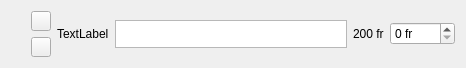
Before: the Qt Designer form tools/UTNaoTool/KeyframeItem.ui in LARG/robotics-2015, drawn with Qt 5.
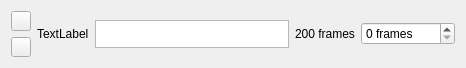
After: the same form once the commit is applied. Icons and pictures are not drawn.

Commit message: Fixed issues with reordering keyframes in sequences, fixed KeyframeWidget UI bugs.

What changed in the file:
```diff
--- a/tools/UTNaoTool/KeyframeItem.ui
+++ b/tools/UTNaoTool/KeyframeItem.ui
@@ -19,26 +19,8 @@
   <property name="windowTitle">
    <string>Form</string>
   </property>
-  <layout class="QHBoxLayout" name="horizontalLayout_3">
-   <item>
-    <spacer name="horizontalSpacer">
-     <property name="orientation">
-      <enum>Qt::Horizontal</enum>
-     </property>
-     <property name="sizeType">
-      <enum>QSizePolicy::Fixed</enum>
-     </property>
-     <property name="sizeHint" stdset="0">
-      <size>
-       <width>20</width>
-       <height>20</height>
-      </size>
-     </property>
-    </spacer>
-   </item>
-   <item>
-    <layout class="QVBoxLayout" name="verticalLayout">
-     <item>
+  <layout class="QGridLayout" name="gridLayout">
+   <item row="0" column="0">
       <widget class="QPushButton" name="btnUp">
        <property name="sizePolicy">
         <sizepolicy hsizetype="Fixed" vsizetype="Fixed">
@@ -67,38 +49,7 @@
        </property>
       </widget>
      </item>
-     <item>
-      <widget class="QPushButton" name="btnDown">
-       <property name="sizePolicy">
-        <sizepolicy hsizetype="Fixed" vsizetype="Fixed">
-         <horstretch>0</horstretch>
-         <verstretch>0</verstretch>
-        </sizepolicy>
-       </property>
-       <property name="minimumSize">
-        <size>
-         <width>20</width>
-         <height>20</height>
-        </size>
-       </property>
-       <property name="maximumSize">
-        <size>
-         <width>20</width>
-         <height>20</height>
-        </size>
-       </property>
-       <property name="text">
-        <string/>
-       </property>
-       <property name="icon">
-        <iconset resource="Resources.qrc">
-         <normaloff>:/images/down.png</normaloff>:/images/down.png</iconset>
-       </property>
-      </widget>
-     </item>
-    </layout>
-   </item>
-   <item>
+   <item row="0" column="1" rowspan="2">
     <layout class="QHBoxLayout" name="horizontalLayout">
      <item>
       <widget class="QLabel" name="lblName">
@@ -134,7 +85,36 @@
      </item>
     </layout>
    </item>
-   <item>
+   <item row="1" column="0">
+    <widget class="QPushButton" name="btnDown">
+     <property name="sizePolicy">
+      <sizepolicy hsizetype="Fixed" vsizetype="Fixed">
+       <horstretch>0</horstretch>
+       <verstretch>0</verstretch>
+      </sizepolicy>
+     </property>
+     <property name="minimumSize">
+      <size>
+       <width>20</width>
+       <height>20</height>
+      </size>
+     </property>
+     <property name="maximumSize">
+      <size>
+       <width>20</width>
+       <height>20</height>
+      </size>
+     </property>
+     <property name="text">
+      <string/>
+     </property>
+     <property name="icon">
+      <iconset resource="Resources.qrc">
+       <normaloff>:/images/down.png</normaloff>:/images/down.png</iconset>
+     </property>
+    </widget>
+   </item>
+   <item row="0" column="2" rowspan="2">
     <layout class="QHBoxLayout" name="horizontalLayout_2">
      <item>
       <widget class="QLabel" name="lblFrames">
@@ -151,14 +131,20 @@
         </size>
        </property>
        <property name="text">
-        <string>200 fr</string>
+        <string>200 frames</string>
        </property>
       </widget>
      </item>
      <item>
       <widget class="QSpinBox" name="spnFrames">
+       <property name="maximumSize">
+        <size>
+         <width>105</width>
+         <height>16777215</height>
+        </size>
+       </property>
        <property name="suffix">
-        <string> fr</string>
+        <string> frames</string>
        </property>
        <property name="maximum">
         <number>3000</number>
```
Lines whose indentation alone changed are shown as unchanged. The commit also changes 5 other files.
